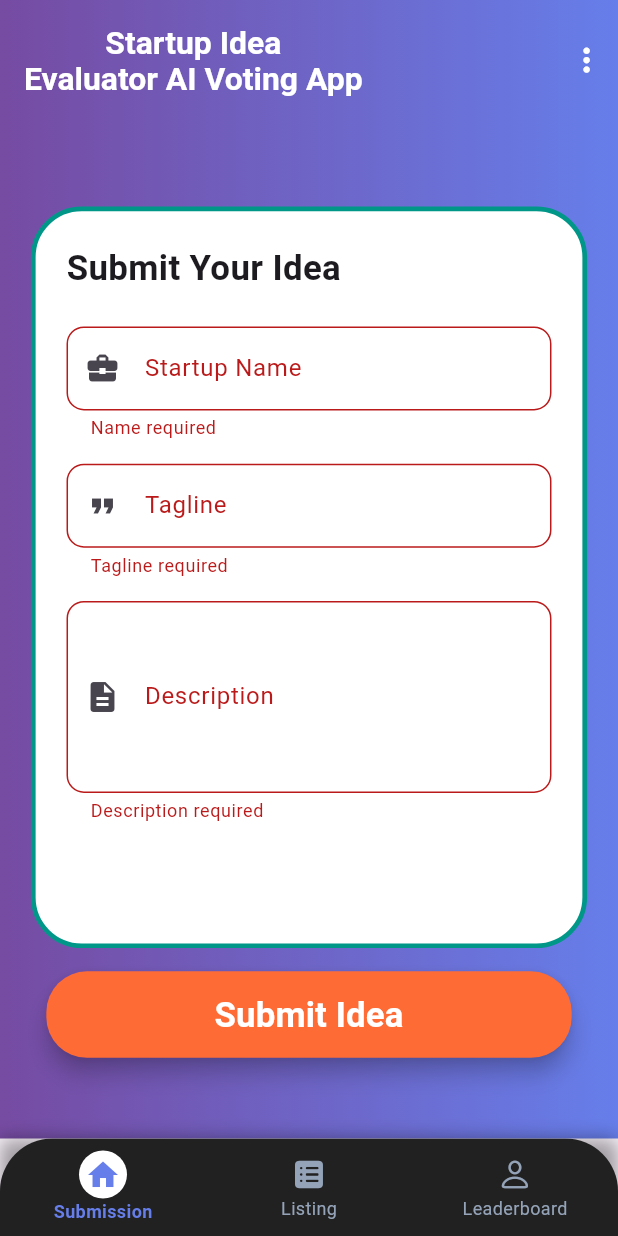
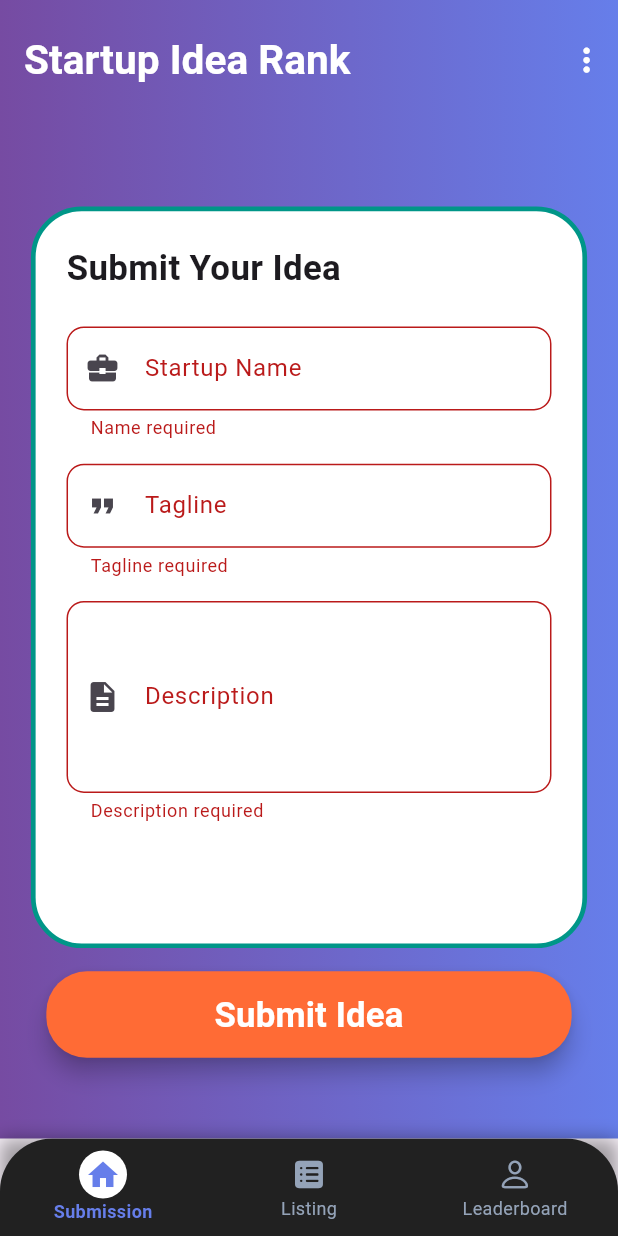
Before and after one commit to rambhola/Flutter-Voting-App---Mashine-Test, a Flutter app: the screen it shows after launch, after a tap on "Submit Idea", on a phone screen of 412 x 824 dp. Run offline on Flutter 3.47's test engine with Material 3 defaults, Android fonts, the phone set to English and light mode, and no system bars; our stand-ins replace flutter_screenutil, get, hive, hive_flutter; accounts and stored records are empty.

Commit message:
app name is has been updated with new short and  seo frendlly name

```diff
--- a/lib/screens/views/listing_screen.dart
+++ b/lib/screens/views/listing_screen.dart
@@ -38,7 +38,7 @@ class ListingScreen extends StatelessWidget {
                       maxLines: 1,
                       style: TextStyle(
                         color: Colors.white,
-                        fontSize: isLandscape ? 18.sp : 22.sp,
+                        fontSize: isLandscape ? 18.sp : 28.sp,
                         fontWeight: FontWeight.bold,
                         height: 1.15,
                       ),
--- a/lib/screens/views/submission_screen.dart
+++ b/lib/screens/views/submission_screen.dart
@@ -50,17 +50,17 @@ class _SubmissionScreenState extends State<SubmissionScreen> {
             appBar: AppBar(
               toolbarHeight: 80,
               title: Text(
-                "Startup Idea\nEvaluator AI Voting App",
+                "Startup Idea Rank",
                 textAlign: TextAlign.center,
-                maxLines: 2,
+                maxLines: 1,
                 style: TextStyle(
                   color: Colors.white,
-                  fontSize: isLandscape ? 12.sp : 22.sp,
+                  fontSize: isLandscape ? 12.sp : 28.sp,
                   fontWeight: FontWeight.bold,
                   height: 1.15,
                 ),
               ),
-              elevation: 0,
+              elevation: 10,
               actions: [
                 PopupMenuButton(
                   shape: RoundedRectangleBorder(
--- a/pubspec.yaml
+++ b/pubspec.yaml
@@ -1,4 +1,4 @@
-name: the_statup_idea_evaluator_ai_votting_app
+name: startup_idea_rank
 description: "A new Flutter project."
 # The following line prevents the package from being accidentally published to
 # pub.dev using `flutter pub publish`. This is preferred for private packages.
```
Also changed, not shown: lib/navbar/views/bottom_nav.dart (+6 -4 lines), 4 other files.
